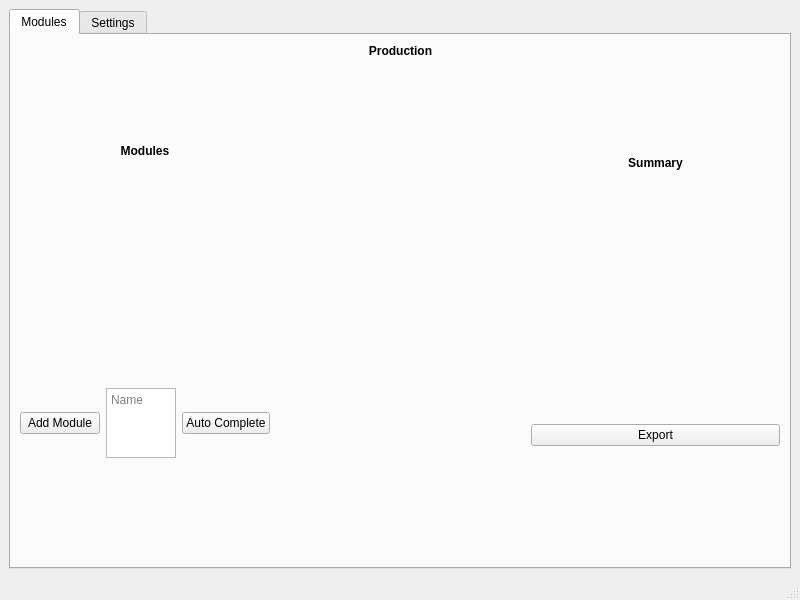
Above: mainwindow.ui from Arklog/x4StationGenerator before the change. Below: the same form after it.
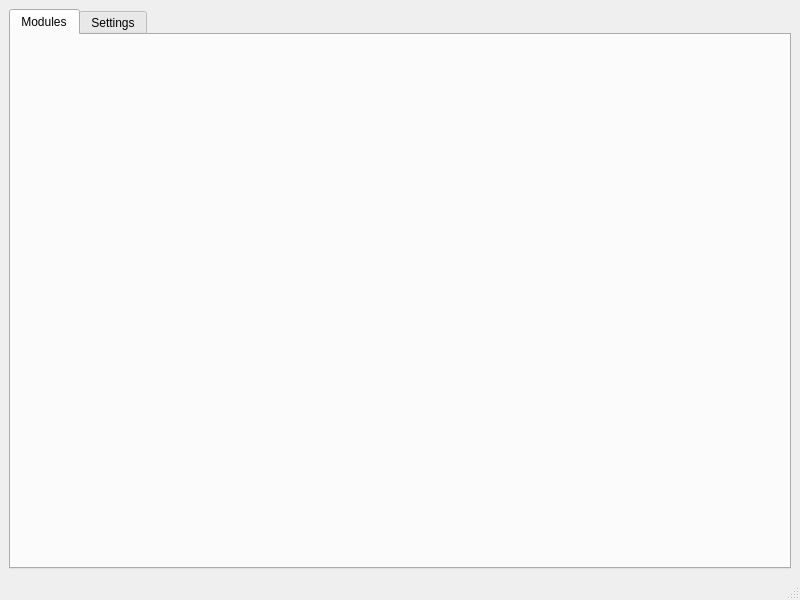
That is the form after the change.

The edit to the form file:
```diff
--- a/mainwindow.ui
+++ b/mainwindow.ui
@@ -26,11 +26,11 @@
      <verstretch>0</verstretch>
     </sizepolicy>
    </property>
-   <layout class="QHBoxLayout" name="horizontalLayout" stretch="0">
+   <layout class="QGridLayout" name="gridLayout">
     <property name="sizeConstraint">
      <enum>QLayout::SetMaximumSize</enum>
     </property>
-    <item>
+    <item row="0" column="0">
      <widget class="QTabWidget" name="tabWidget">
       <property name="layoutDirection">
        <enum>Qt::LeftToRight</enum>
@@ -42,210 +42,10 @@
        <attribute name="title">
         <string>Modules</string>
        </attribute>
-       <layout class="QHBoxLayout" name="horizontalLayout_2" stretch="1,1,1">
+       <layout class="QGridLayout" name="module_tab_layout">
         <property name="sizeConstraint">
          <enum>QLayout::SetMinimumSize</enum>
         </property>
-        <item>
-         <layout class="QVBoxLayout" name="moduleSelectionLayout" stretch="0,1,0">
-          <property name="sizeConstraint">
-           <enum>QLayout::SetMinimumSize</enum>
-          </property>
-          <item>
-           <widget class="QLabel" name="label_2">
-            <property name="sizePolicy">
-             <sizepolicy hsizetype="Expanding" vsizetype="Fixed">
-              <horstretch>0</horstretch>
-              <verstretch>0</verstretch>
-             </sizepolicy>
-            </property>
-            <property name="font">
-             <font>
-              <weight>75</weight>
-              <bold>true</bold>
-             </font>
-            </property>
-            <property name="text">
-             <string>Modules</string>
-            </property>
-            <property name="alignment">
-             <set>Qt::AlignCenter</set>
-            </property>
-           </widget>
-          </item>
-          <item>
-           <widget class="QWidget" name="modules" native="true">
-            <property name="sizePolicy">
-             <sizepolicy hsizetype="Minimum" vsizetype="MinimumExpanding">
-              <horstretch>0</horstretch>
-              <verstretch>1</verstretch>
-             </sizepolicy>
-            </property>
-            <layout class="QVBoxLayout" name="verticalLayout">
-             <property name="sizeConstraint">
-              <enum>QLayout::SetFixedSize</enum>
-             </property>
-            </layout>
-           </widget>
-          </item>
-          <item>
-           <layout class="QHBoxLayout" name="buttonsLayout" stretch="0,1,0">
-            <property name="sizeConstraint">
-             <enum>QLayout::SetFixedSize</enum>
-            </property>
-            <item>
-             <widget class="QPushButton" name="addModuleButton">
-              <property name="sizePolicy">
-               <sizepolicy hsizetype="Fixed" vsizetype="Fixed">
-                <horstretch>0</horstretch>
-                <verstretch>0</verstretch>
-               </sizepolicy>
-              </property>
-              <property name="text">
-               <string>Add Module</string>
-              </property>
-             </widget>
-            </item>
-            <item>
-             <widget class="QTextEdit" name="stationname">
-              <property name="sizePolicy">
-               <sizepolicy hsizetype="Maximum" vsizetype="Maximum">
-                <horstretch>1</horstretch>
-                <verstretch>0</verstretch>
-               </sizepolicy>
-              </property>
-              <property name="maximumSize">
-               <size>
-                <width>16777215</width>
-                <height>16777215</height>
-               </size>
-              </property>
-              <property name="lineWrapMode">
-               <enum>QTextEdit::NoWrap</enum>
-              </property>
-              <property name="placeholderText">
-               <string>Name</string>
-              </property>
-             </widget>
-            </item>
-            <item>
-             <widget class="QPushButton" name="autocompleteButton">
-              <property name="sizePolicy">
-               <sizepolicy hsizetype="Fixed" vsizetype="Fixed">
-                <horstretch>0</horstretch>
-                <verstretch>0</verstretch>
-               </sizepolicy>
-              </property>
-              <property name="text">
-               <string>Auto Complete</string>
-              </property>
-             </widget>
-            </item>
-           </layout>
-          </item>
-         </layout>
-        </item>
-        <item>
-         <layout class="QVBoxLayout" name="productionLayout" stretch="0,0">
-          <property name="sizeConstraint">
-           <enum>QLayout::SetMaximumSize</enum>
-          </property>
-          <item>
-           <widget class="QLabel" name="label">
-            <property name="sizePolicy">
-             <sizepolicy hsizetype="Minimum" vsizetype="Maximum">
-              <horstretch>0</horstretch>
-              <verstretch>0</verstretch>
-             </sizepolicy>
-            </property>
-            <property name="font">
-             <font>
-              <weight>75</weight>
-              <bold>true</bold>
-             </font>
-            </property>
-            <property name="text">
-             <string>Production</string>
-            </property>
-            <property name="alignment">
-             <set>Qt::AlignCenter</set>
-            </property>
-           </widget>
-          </item>
-          <item>
-           <widget class="QWidget" name="production" native="true">
-            <layout class="QVBoxLayout" name="verticalLayout_3">
-             <property name="spacing">
-              <number>0</number>
-             </property>
-             <property name="leftMargin">
-              <number>0</number>
-             </property>
-             <property name="topMargin">
-              <number>0</number>
-             </property>
-             <property name="rightMargin">
-              <number>0</number>
-             </property>
-             <property name="bottomMargin">
-              <number>0</number>
-             </property>
-            </layout>
-           </widget>
-          </item>
-         </layout>
-        </item>
-        <item>
-         <layout class="QVBoxLayout" name="summaryLayout" stretch="0,0,0">
-          <property name="sizeConstraint">
-           <enum>QLayout::SetMaximumSize</enum>
-          </property>
-          <item>
-           <widget class="QLabel" name="summaryLabel">
-            <property name="sizePolicy">
-             <sizepolicy hsizetype="Minimum" vsizetype="Fixed">
-              <horstretch>0</horstretch>
-              <verstretch>0</verstretch>
-             </sizepolicy>
-            </property>
-            <property name="font">
-             <font>
-              <weight>75</weight>
-              <bold>true</bold>
-             </font>
-            </property>
-            <property name="text">
-             <string>Summary</string>
-            </property>
-            <property name="alignment">
-             <set>Qt::AlignCenter</set>
-            </property>
-           </widget>
-          </item>
-          <item>
-           <widget class="QWidget" name="summary" native="true">
-            <property name="sizePolicy">
-             <sizepolicy hsizetype="Preferred" vsizetype="Preferred">
-              <horstretch>0</horstretch>
-              <verstretch>0</verstretch>
-             </sizepolicy>
-            </property>
-            <layout class="QVBoxLayout" name="verticalLayout_2" stretch="">
-             <property name="sizeConstraint">
-              <enum>QLayout::SetFixedSize</enum>
-             </property>
-            </layout>
-           </widget>
-          </item>
-          <item>
-           <widget class="QPushButton" name="exportButton">
-            <property name="text">
-             <string>Export</string>
-            </property>
-           </widget>
-          </item>
-         </layout>
-        </item>
        </layout>
       </widget>
       <widget class="QWidget" name="settings_tab">
```
